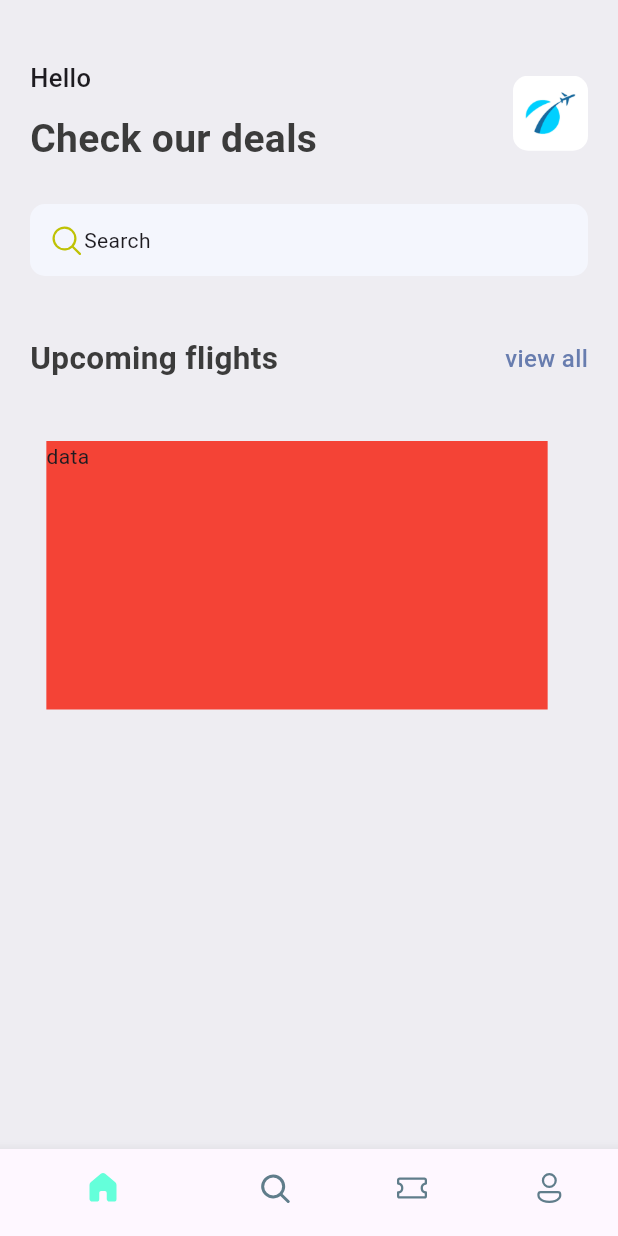
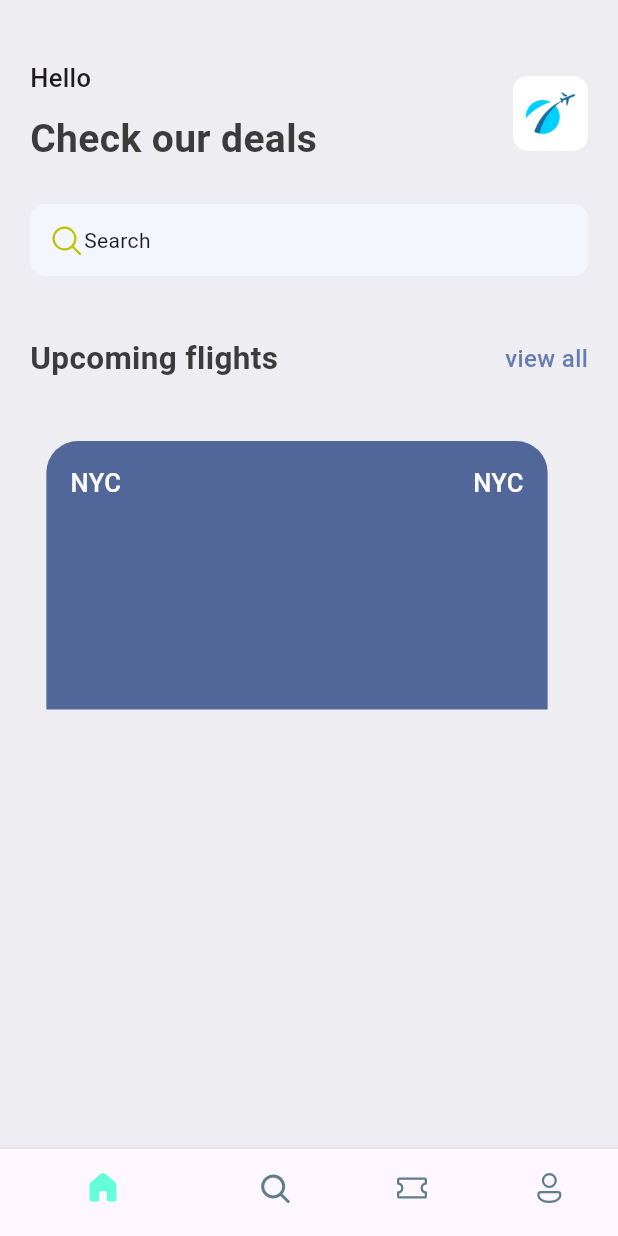
Before and after one commit to hassaneldika/ticket-app, a Flutter app: the screen it shows after launch, on a phone screen of 412 x 824 dp. Run offline on Flutter 3.47's test engine with Material 3 defaults, Android fonts, the phone set to English and light mode, and no system bars; our stand-ins replace fluentui_icons.

Commit message:
styling widget

```diff
--- a/lib/base/res/styles/app_styles.dart
+++ b/lib/base/res/styles/app_styles.dart
@@ -8,6 +8,7 @@ class AppStyles {
   static const Color primaryColor = primary;
   static const Color bgColor = Color(0xffeeedf2);
   static const Color textColor = Color(0xFF3b3b3b);
+  static const Color ticketBlue = Color(0xFF526799);
   static const TextStyle textStyle =
       TextStyle(fontSize: 16.0, fontWeight: FontWeight.w500);
   static const TextStyle headLineStyle1 =
--- a/lib/base/widgets/ticket_view.dart
+++ b/lib/base/widgets/ticket_view.dart
@@ -1,4 +1,5 @@
 import 'package:flutter/material.dart';
+import 'package:ticketapp/base/res/styles/app_styles.dart';
 
 class TicketView extends StatelessWidget {
   const TicketView({super.key});
@@ -10,9 +11,33 @@ class TicketView extends StatelessWidget {
       width: size.width * 0.85,
       height: 179.0,
       child: Container(
-        color: Colors.red,
-        margin: EdgeInsets.only(right: 16.0),
-        child: Text('data'),
+        margin: const EdgeInsets.only(right: 16.0),
+        padding: EdgeInsets.all(16.0),
+        decoration: const BoxDecoration(
+            color: AppStyles.ticketBlue,
+            borderRadius: BorderRadius.only(
+                topLeft: Radius.circular(21.0),
+                topRight: Radius.circular(21.0))),
+        child: Column(
+          children: [
+            Row(
+              //you can use Expanded widget or mainAxisAlignment widget
+              //mainAxisAlignment: MainAxisAlignment.spaceBetween,
+              children: [
+                Text(
+                  'NYC',
+                  style: AppStyles.headLineStyle3.copyWith(color: Colors.white),
+                ),
+                Expanded(child: Container()),
+                Text(
+                  'NYC',
+                  style: AppStyles.headLineStyle3.copyWith(color: Colors.white),
+                ),
+              ],
+            ),
+            Row(),
+          ],
+        ),
       ),
     );
   }
```
